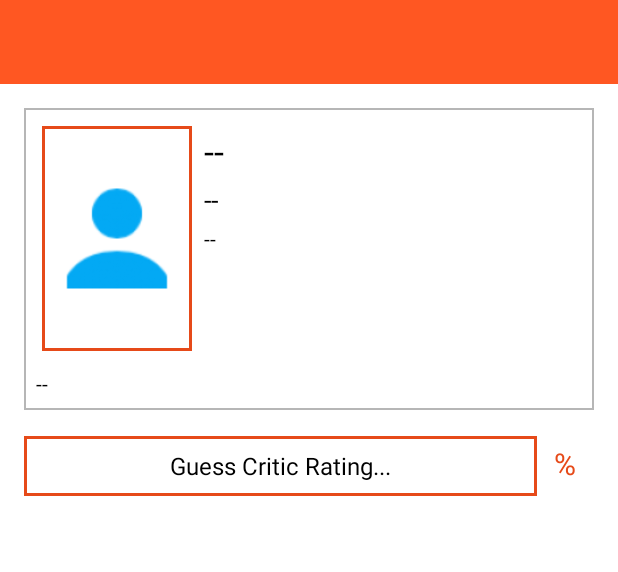
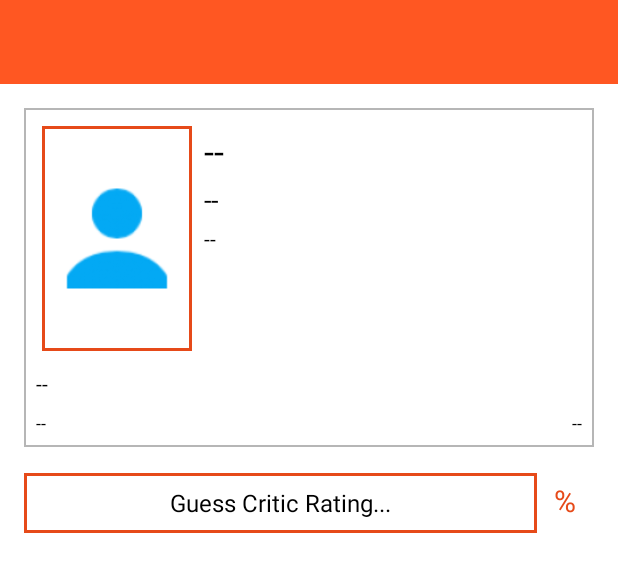
Before and after one commit to TheVanillaBean/moviemash-android, an Android app: the layout activity_game.xml on its own in the app's theme, with its tools: preview values and no code run, on a phone screen of 412 x 824 dp. Shown: the top 572 px of the screen. Run offline under Robolectric (Android 15) with nearby library versions, the phone set to English and light mode, and no system bars; plain views replace AutofitTextView.

Commit message:
Final App Complete

```diff
--- a/app/src/main/AndroidManifest.xml
+++ b/app/src/main/AndroidManifest.xml
@@ -14,7 +14,7 @@
     <application
         android:name=".MovieMashApplication"
         android:allowBackup="true"
-        android:icon="@mipmap/ic_launcher"
+        android:icon="@mipmap/ic_icon"
         android:label="@string/app_name"
         android:roundIcon="@mipmap/ic_launcher_round"
         android:supportsRtl="true"
--- a/app/src/main/java/com/example/appdaddy/moviemash/controller/LeaderboardFragment.java
+++ b/app/src/main/java/com/example/appdaddy/moviemash/controller/LeaderboardFragment.java
@@ -58,7 +58,7 @@ public class LeaderboardFragment extends Fragment {
         mRecyclerView.showIfEmpty(mEmptyList);
         mRecyclerView.setLayoutManager(new LinearLayoutManager(getActivity()));
 
-        mAdapter = new FirebaseIndexRecyclerAdapter<User, LeaderboardFragment.UserHolder>(User.class, R.layout.leaderboard_row, LeaderboardFragment.UserHolder.class,
+        mAdapter = new FirebaseIndexRecyclerAdapter<User, LeaderboardFragment.UserHolder>(User.class, R.layout.row_leaderboard, LeaderboardFragment.UserHolder.class,
                 FBDataService.getInstance().allTimeRankRef(), FBDataService.getInstance().usersRef()) {
             @Override
             public void populateViewHolder(final LeaderboardFragment.UserHolder viewHolder, final User user, int position) {
@@ -82,7 +82,6 @@ public class LeaderboardFragment extends Fragment {
 
     public static class UserHolder extends CustomRecyclerView.ViewHolder {
         private final TextView mNameField;
-        private final TextView mStatusField;
         private final TextView mRankField;
         private final ImageView mProfilePicImg;
         private View mView;
@@ -97,10 +96,8 @@ public class LeaderboardFragment extends Fragment {
             generator = ColorGenerator.MATERIAL;
             mNameField = (TextView) itemView.findViewById(R.id.name_label);
             mRankField = (TextView) itemView.findViewById(R.id.all_time_rank_label);
-            mStatusField = (TextView) itemView.findViewById(R.id.status_label);
             mProfilePicImg = (ImageView) itemView.findViewById(R.id.profile_image);
             mView = itemView;
-
         }
 
         View getView(){
--- a/app/src/main/java/com/example/appdaddy/moviemash/controller/LoginActivity.java
+++ b/app/src/main/java/com/example/appdaddy/moviemash/controller/LoginActivity.java
@@ -58,7 +58,7 @@ public class LoginActivity extends AppCompatActivity {
 
     private void initBackgroundImage() {
         Glide.with(this)
-                .load(R.drawable.logo)
+                .load(R.drawable.app_logo)
                 .fitCenter()
                 .into(background);
     }
--- a/app/src/main/java/com/example/appdaddy/moviemash/controller/MainActivity.java
+++ b/app/src/main/java/com/example/appdaddy/moviemash/controller/MainActivity.java
@@ -47,7 +47,7 @@ public class MainActivity extends AppCompatActivity {
 
     private void initBackgroundImage() {
         Glide.with(this)
-                .load(R.drawable.logo)
+                .load(R.drawable.app_logo)
                 .fitCenter()
                 .into(background);
     }
--- a/app/src/main/java/com/example/appdaddy/moviemash/util/Constants.java
+++ b/app/src/main/java/com/example/appdaddy/moviemash/util/Constants.java
@@ -9,7 +9,6 @@ public class Constants {
     public static final int ERROR_DIALOG_REQUEST = 9001;
 
     //putExtra
-    public static final String EXTRA_PHONE_NUMBER = "phoneNumberExtra";
     public static final String EXTRA_USER_ID = "userIDExtra";
     public static final String EXTRA_USER_PARCEL = "userParcel";
     public static final String EXTRA_GAME_PARCEL = "gameParcel";
@@ -38,6 +37,7 @@ public class Constants {
     public static final String USER_ID = "userID";
     public static final String USER_NAME = "userName";
     public static final String SCORE = "userScore";
+    public static final String TIMESTAMP = "timestamp";
 
     //CHILD NODES
     public static final String FIR_CHILD_USERS = "user";
--- a/app/src/main/res/layout/activity_game.xml
+++ b/app/src/main/res/layout/activity_game.xml
@@ -75,7 +75,7 @@
 
             <TextView
                 android:id="@+id/movie_desc"
-                android:layout_width="match_parent"
+                android:layout_width="wrap_content"
                 android:layout_height="wrap_content"
                 android:textSize="14sp"
                 android:text="--"
@@ -85,8 +85,38 @@
                 android:gravity="start"
                 android:textColor="@android:color/black"/>
 
+            <LinearLayout
+                android:layout_width="match_parent"
+                android:layout_height="wrap_content"
+                android:layout_below="@id/movie_desc"
+                android:layout_alignParentStart="true"
+                android:layout_margin="4dp">
+
+                <TextView
+                    android:id="@+id/movie_count_label"
+                    android:layout_width="0dp"
+                    android:layout_height="wrap_content"
+                    android:layout_weight="1"
+                    android:textSize="12sp"
+                    android:text="--"
+                    android:gravity="start"
+                    android:textColor="@android:color/black"/>
+
+                <TextView
+                    android:id="@+id/score_label"
+                    android:layout_width="0dp"
+                    android:layout_height="wrap_content"
+                    android:layout_weight="1"
+                    android:textSize="12sp"
+                    android:text="--"
+                    android:gravity="end"
+                    android:textColor="@android:color/black"/>
+
+            </LinearLayout>
+
+
+
         </RelativeLayout>
-
 
         <LinearLayout
             android:id="@+id/rating_container"
--- a/app/src/main/res/layout/activity_login.xml
+++ b/app/src/main/res/layout/activity_login.xml
@@ -21,7 +21,8 @@
                 android:layout_width="wrap_content"
                 android:layout_height="wrap_content"
                 android:layout_marginEnd="64dp"
-                android:layout_marginStart="64dp"/>
+                android:layout_marginStart="64dp"
+                android:adjustViewBounds="true"/>
 
             <LinearLayout
                 android:id="@+id/input_layout"
```
Also changed, not shown: app/src/main/java/com/example/appdaddy/moviemash/Model/Game.java (+16 -1 lines), app/src/main/java/com/example/appdaddy/moviemash/controller/DashboardFragment.java (+30 -11 lines), app/src/main/java/com/example/appdaddy/moviemash/controller/GameActivity.java (+9 -5 lines), app/src/main/java/com/example/appdaddy/moviemash/controller/ProfileFragment.java (+12 -0 lines), app/src/main/res/layout/fragment_profile.xml (+12 -1 lines), app/src/main/res/layout/row_dashboard.xml (+20 -16 lines), app/src/main/res/layout/row_leaderboard.xml (renamed from app/src/main/res/layout/leaderboard_row.xml, +5 -5 lines), app/src/main/res/drawable/app_logo.png (added), app/src/main/res/mipmap-hdpi/ic_icon.png (added), app/src/main/res/mipmap-mdpi/ic_icon.png (added), app/src/main/res/mipmap-xhdpi/ic_icon.png (added), app/src/main/res/mipmap-xxhdpi/ic_icon.png (added), app/src/main/res/mipmap-xxxhdpi/ic_icon.png (added).
